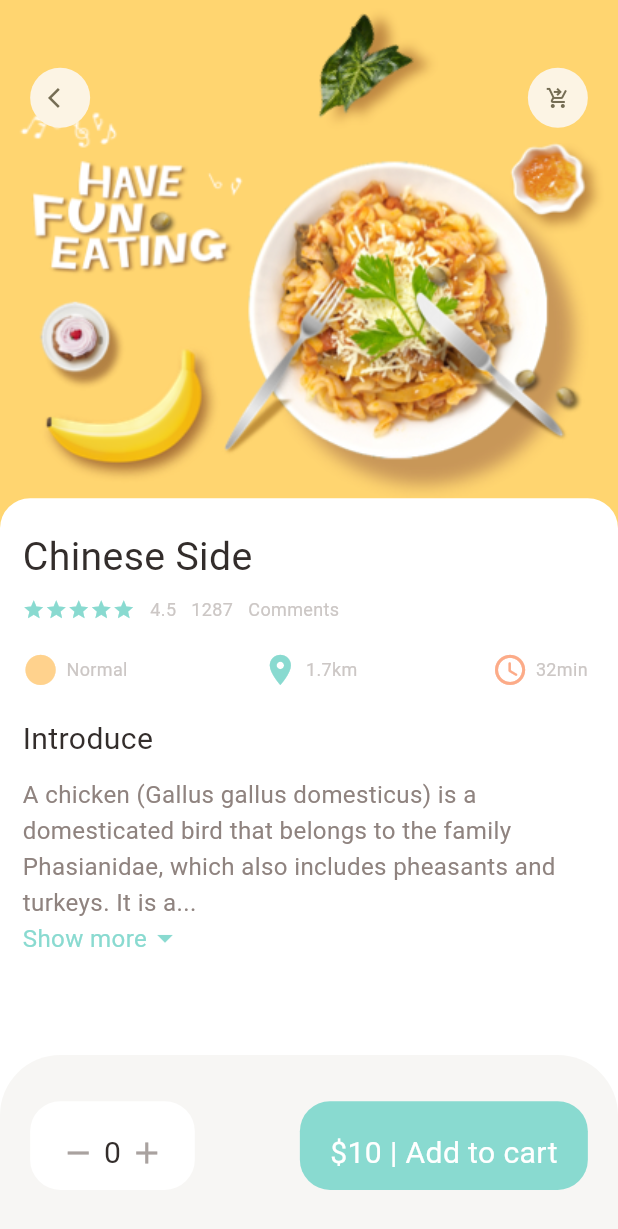
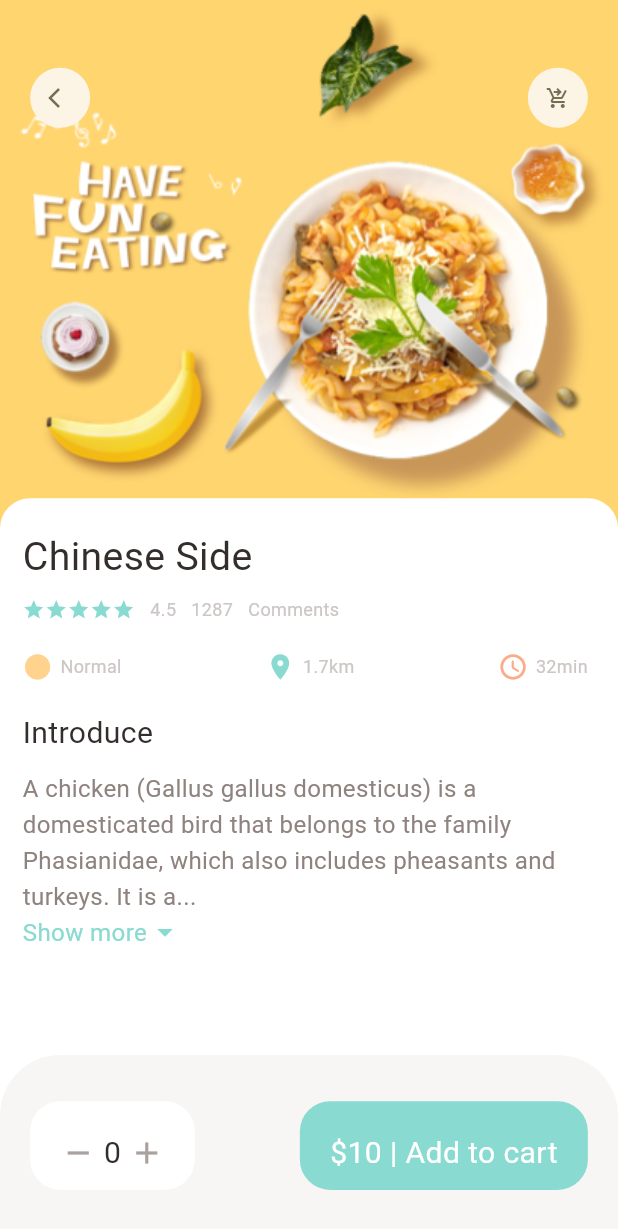
Before and after one commit to adedeni/fooddelivery-ecommerce-app, a Flutter app: the PopularFoodDetail screen opened directly, on a phone screen of 412 x 824 dp. Shown: the top 1229 px of the screen. Run offline on Flutter 3.47's test engine with Material 3 defaults, Android fonts, the phone set to English and light mode, and no system bars; our stand-ins replace dots_indicator, get; network calls fail.

Commit message:
finished the recommended and popular food UI, then did the routing, also connect the ui to the backend api

```diff
--- /dev/null
+++ b/lib/controllers/popular_products_controller.dart
@@ -0,0 +1,25 @@
+import 'package:food_delivery_ecommerce/data/repository/popular_product_repository.dart';
+import 'package:food_delivery_ecommerce/models/popular_products_model.dart';
+import 'package:get/get.dart';
+
+class PopularProductController extends GetxController {
+  final PopularProductRepository popularProductRepository;
+  PopularProductController({required this.popularProductRepository});
+
+  List<dynamic> _popularProductsList = [];
+  List<dynamic> get popularProductsList => _popularProductsList;
+  bool _isLoaded = false;
+  bool get isLoaded => _isLoaded;
+  Future<void> getPopularProductList() async {
+    Response response = await popularProductRepository.getPopularProductList();
+    if (response.statusCode == 200) {
+
+      //print("i am here");
+      _popularProductsList = [];
+      _popularProductsList.addAll(Products.fromJson(response.body).products);
+      //print(_popularProductsList);
+      _isLoaded = true;
+      update();
+    } else {}
+  }
+}
--- /dev/null
+++ b/lib/controllers/recommended_products_controller.dart
@@ -0,0 +1,27 @@
+import 'package:food_delivery_ecommerce/data/repository/recommended_product_repository.dart';
+import 'package:food_delivery_ecommerce/models/popular_products_model.dart';
+import 'package:get/get.dart';
+
+class RecommendedProductController extends GetxController {
+  final RecommendedProductRepository recommendedProductRepository;
+  RecommendedProductController({required this.recommendedProductRepository});
+
+  List<dynamic> _recommendedProductsList = [];
+  List<dynamic> get recommendedProductsList => _recommendedProductsList;
+  bool _isLoaded = false;
+  bool get isLoaded => _isLoaded;
+  Future<void> getRecommendedProductList() async {
+    Response response = await recommendedProductRepository.getRecommendedProductList();
+    if (response.statusCode == 200) {
+
+      //print("recommended products loaded");
+      _recommendedProductsList = [];
+      _recommendedProductsList.addAll(Products.fromJson(response.body).products);
+      //print(_recommendedProductsList);
+      _isLoaded = true;
+      update();
+    } else {
+      print("could not load recommended products");
+    }
+  }
+}
--- /dev/null
+++ b/lib/data/repository/popular_product_repository.dart
@@ -0,0 +1,11 @@
+import 'package:food_delivery_ecommerce/data/api/api_client.dart';
+import 'package:food_delivery_ecommerce/utilities/app_contants.dart';
+import 'package:get/get.dart';
+
+class PopularProductRepository extends GetxService {
+  final ApiClient apiClient;
+  PopularProductRepository( {required this.apiClient});
+  Future<Response> getPopularProductList() async{
+    return await apiClient.getData(AppContants.POPULAR_PRODUCT_URI) ;
+  }
+}
--- /dev/null
+++ b/lib/data/repository/recommended_product_repository.dart
@@ -0,0 +1,11 @@
+import 'package:food_delivery_ecommerce/data/api/api_client.dart';
+import 'package:food_delivery_ecommerce/utilities/app_contants.dart';
+import 'package:get/get.dart';
+
+class RecommendedProductRepository extends GetxService {
+  final ApiClient apiClient;
+  RecommendedProductRepository( {required this.apiClient});
+  Future<Response> getRecommendedProductList() async{
+    return await apiClient.getData(AppContants.RECOMMENDED_PRODUCT_URI) ;
+  }
+}
--- /dev/null
+++ b/lib/routes/route_helper.dart
@@ -0,0 +1,35 @@
+//import 'package:flutter/foundation.dart';
+import 'package:food_delivery_ecommerce/screens/food/popular_food_detail.dart';
+import 'package:food_delivery_ecommerce/screens/food/recommended_food_detail.dart';
+import 'package:food_delivery_ecommerce/screens/home/main_food_page.dart';
+import 'package:get/route_manager.dart';
+
+class RouteHelper {
+  static const String initial="/";
+  static const String popularFood="/popular-food";
+  static const String recommendedFood="/recommended-food";
+
+  static String getInitial()=> '$initial';
+  static String getPopularFood()=> '$popularFood';
+  static String getRecommendedFood()=> '$recommendedFood';
+
+  static List<GetPage> routes=[
+    GetPage(name: initial, page: (){
+      return const MainFoodPage();
+      },
+      transition: Transition.fadeIn
+      ),
+    GetPage(name: popularFood, page: () {
+     // print("this work");
+      return const PopularFoodDetail();
+    },
+    transition: Transition.fadeIn
+    ),
+    GetPage(name: recommendedFood, page: () {
+     // print("this work");
+      return const RecommendedFoodDetail();
+    },
+    transition: Transition.fadeIn
+    )
+  ];
+}
--- a/lib/screens/food/popular_food_detail.dart
+++ b/lib/screens/food/popular_food_detail.dart
@@ -1,4 +1,5 @@
 import 'package:flutter/material.dart';
+import 'package:food_delivery_ecommerce/screens/home/main_food_page.dart';
 import 'package:food_delivery_ecommerce/utilities/colors.dart';
 
 import 'package:food_delivery_ecommerce/utilities/dimension.dart';
@@ -6,6 +7,8 @@ import 'package:food_delivery_ecommerce/widgets/app_column.dart';
 import 'package:food_delivery_ecommerce/widgets/app_icon.dart';
 import 'package:food_delivery_ecommerce/widgets/big_text.dart';
 import 'package:food_delivery_ecommerce/widgets/expandable_text.dart';
+import 'package:get/get.dart';
+//import 'package:get/get_core/src/get_main.dart';
 
 class PopularFoodDetail extends StatelessWidget {
   const PopularFoodDetail({super.key});
@@ -34,11 +37,15 @@ class PopularFoodDetail extends StatelessWidget {
             top: Dimension.height45,
             left: Dimension.width20,
             right: Dimension.width20,
-            child: const Row(
+            child:  Row(
               mainAxisAlignment: MainAxisAlignment.spaceBetween,
               children: [
-                AppIcon(icon: Icons.arrow_back_ios),
-                AppIcon(icon: Icons.shopping_cart_checkout_outlined),
+                GestureDetector(
+                  onTap: () => {
+                    Get.to(()=>const MainFoodPage())
+                  },
+                  child: const AppIcon(icon: Icons.arrow_back_ios)),
+                const AppIcon(icon: Icons.shopping_cart_checkout_outlined),
               ],
             ),
           ),
--- a/lib/utilities/dimension.dart
+++ b/lib/utilities/dimension.dart
@@ -32,6 +32,7 @@ class Dimension {
 
   //icons size
   static double iconSize24 = screenHeight / 34.17;
+  static double iconSize20 = screenHeight / 41;
   static double iconSize16 = screenHeight / 51.25;
   //list view size
   // 360/120 = screenWidth/pageviewcontainercard height;
@@ -41,6 +42,6 @@ class Dimension {
   //popular food page
   static double popularFoodImgSize = screenHeight / 2.34;
 
-  //bottom heigh
+  //bottom height
   static double bottomHeightBar = screenHeight / 6.83;
 }
--- a/lib/widgets/app_icon.dart
+++ b/lib/widgets/app_icon.dart
@@ -1,18 +1,19 @@
 import 'package:flutter/material.dart';
-import 'package:food_delivery_ecommerce/utilities/dimension.dart';
+//import 'package:food_delivery_ecommerce/utilities/dimension.dart';
 
 class AppIcon extends StatelessWidget {
   final IconData icon;
   final Color backgroundColor;
   final Color iconColor;
   final double size;
+  final double iconSize;
 
   const AppIcon(
       {super.key,
       required this.icon,
       this.backgroundColor = const Color(0xFFfcf4e4),
       this.iconColor = const Color(0xFF756d54),
-      this.size = 40});
+      this.size = 40,  this.iconSize=16});
 
   @override
   Widget build(BuildContext context) {
@@ -25,7 +26,7 @@ class AppIcon extends StatelessWidget {
       child: Icon(
         icon,
         color: iconColor,
-        size: Dimension.iconSize16,
+        size: iconSize,
       ),
     );
   }
--- a/lib/widgets/big_text.dart
+++ b/lib/widgets/big_text.dart
@@ -2,8 +2,9 @@ import 'package:flutter/material.dart';
 import 'package:food_delivery_ecommerce/utilities/dimension.dart';
 
 class BigText extends StatelessWidget {
-   Color? color;
+
   final String text;
+  Color? color;
   double size;
   TextOverflow overflow;
   BigText({
--- a/lib/widgets/icon_and_text.dart
+++ b/lib/widgets/icon_and_text.dart
@@ -13,7 +13,7 @@ class IconAndText extends StatelessWidget {
   Widget build(BuildContext context) {
     return Row(
       children: [
-        Icon(icon, color: iconColor, size: Dimension.iconSize24,),
+        Icon(icon, color: iconColor, size: Dimension.iconSize20,),
         const SizedBox(width: 5,),
         SmallText(text: text)
       ],
```
Also changed, not shown: lib/data/api/api_client.dart (added, +27 -0 lines), lib/helper/dependencies.dart (added, +19 -0 lines), lib/main.dart (+19 -5 lines), lib/models/popular_products_model.dart (added, +68 -0 lines), lib/screens/food/recommended_food_detail.dart (added, +161 -0 lines), lib/screens/home/food_page_body.dart (+61 -24 lines), lib/utilities/app_contants.dart (added, +10 -0 lines).
